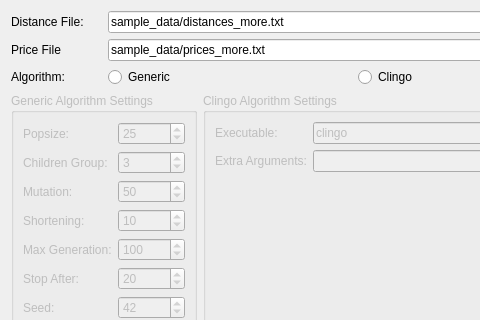
domoritz/informaticup-2012, file gui/ui_opendialog.ui: the form before one commit; both pictures show x 0 to 480 and y 0 to 320 of the 613 by 520 pixel window.
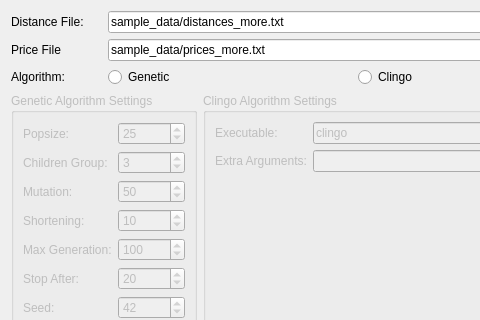
The form after the commit.

Commit message: gui: Fix spelling error

```diff
--- a/gui/ui_opendialog.ui
+++ b/gui/ui_opendialog.ui
@@ -82,7 +82,7 @@
         <bool>false</bool>
        </property>
        <property name="title">
-        <string>Generic Algorithm Settings</string>
+        <string>Genetic Algorithm Settings</string>
        </property>
        <layout class="QFormLayout" name="formLayout_2">
         <property name="fieldGrowthPolicy">
@@ -263,7 +263,7 @@
      <item>
       <widget class="QRadioButton" name="genericButton">
        <property name="text">
-        <string>Generic</string>
+        <string>Genetic</string>
        </property>
       </widget>
      </item>
```
Left out of the diff: 4 changed lines with no effect on the pictures. The commit also changes 2 other files.
